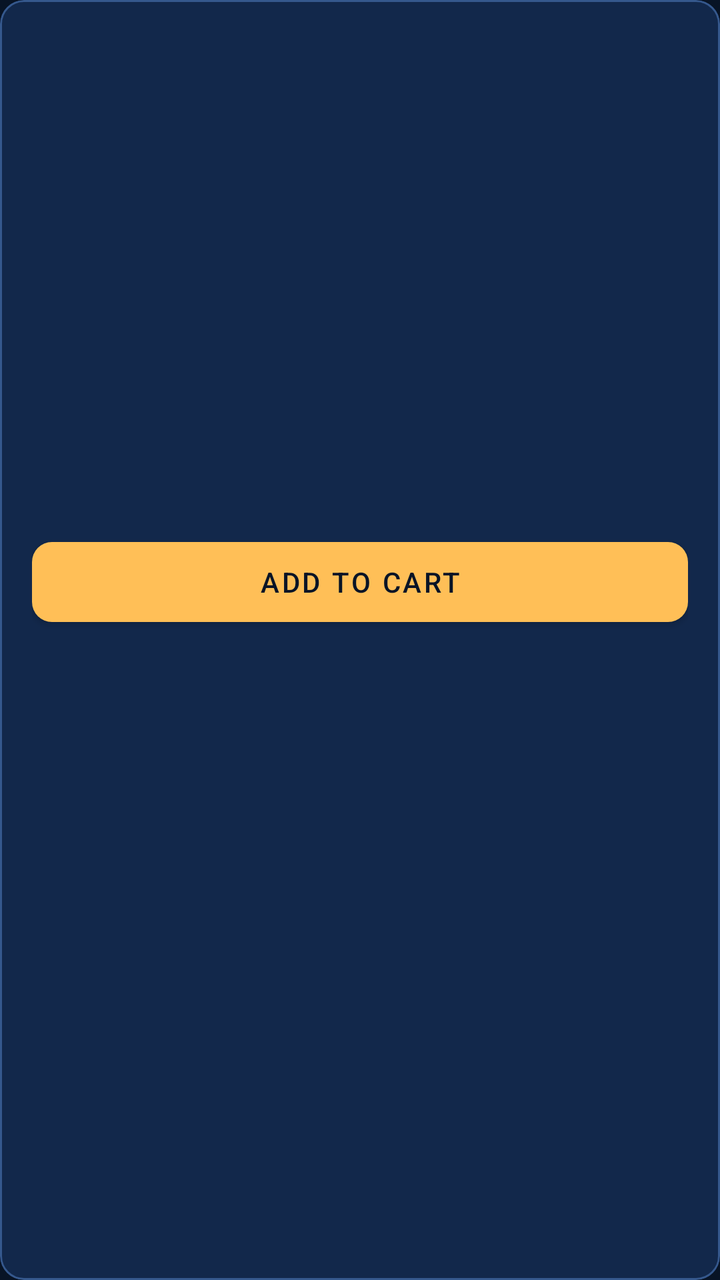
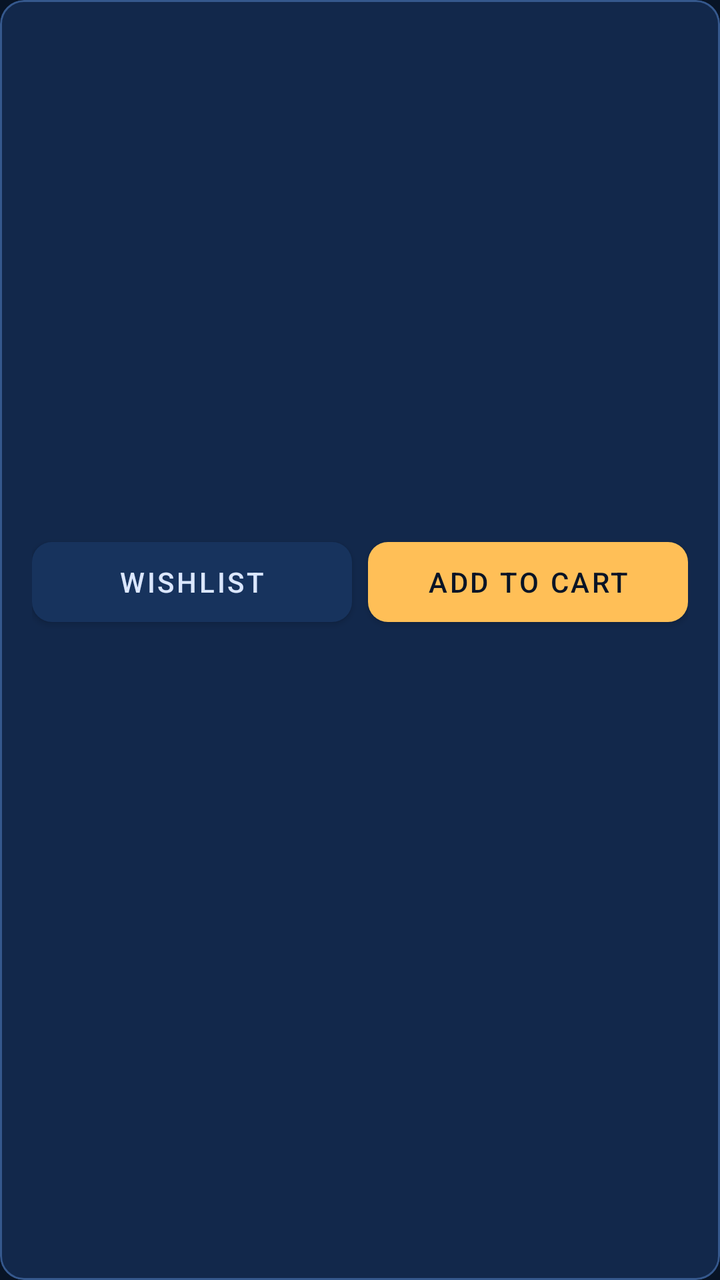

Compare the two renders of this Android layout. The source of the first and the diff that turns it into the second are given below.
<!-- AndroidManifest.xml: application theme Theme.Lebyy -->
<!-- res/layout/item_product.xml -->
<?xml version="1.0" encoding="utf-8"?>
<com.google.android.material.card.MaterialCardView xmlns:android="http://schemas.android.com/apk/res/android"
    xmlns:app="http://schemas.android.com/apk/res-auto"
    android:layout_width="match_parent"
    android:layout_height="wrap_content"
    android:layout_marginBottom="12dp"
    android:contentDescription="test-ProductCard"
    app:cardBackgroundColor="@color/lebyy_surface"
    app:cardCornerRadius="12dp"
    app:cardElevation="0dp"
    app:strokeColor="@color/lebyy_line"
    app:strokeWidth="1dp">

    <LinearLayout
        android:layout_width="match_parent"
        android:layout_height="wrap_content"
        android:orientation="vertical">

        <ImageView
            android:id="@+id/productImage"
            android:layout_width="match_parent"
            android:layout_height="160dp"
            android:contentDescription="Product image"
            android:scaleType="centerCrop" />

        <LinearLayout
            android:layout_width="match_parent"
            android:layout_height="wrap_content"
            android:orientation="vertical"
            android:padding="16dp">

            <TextView
                android:id="@+id/productName"
                android:layout_width="match_parent"
                android:layout_height="wrap_content"
                android:textColor="@color/lebyy_text"
                android:textSize="18sp"
                android:textStyle="bold" />

            <TextView
                android:id="@+id/productPrice"
                android:layout_width="match_parent"
                android:layout_height="wrap_content"
                android:layout_marginTop="4dp"
                android:textColor="@color/lebyy_accent"
                android:textSize="16sp" />

            <TextView
                android:id="@+id/productDesc"
                android:layout_width="match_parent"
                android:layout_height="wrap_content"
                android:layout_marginTop="8dp"
                android:maxLines="2"
                android:ellipsize="end"
                android:textColor="@color/lebyy_muted"
                android:textSize="14sp" />

            <com.google.android.material.button.MaterialButton
                android:id="@+id/buttonAddToCart"
                android:layout_width="match_parent"
                android:layout_height="52dp"
                android:layout_marginTop="12dp"
                android:contentDescription="test-ADD TO CART"
                android:text="@string/add_to_cart"
                android:textAllCaps="true"
                android:textColor="@color/lebyy_bg"
                app:backgroundTint="@color/lebyy_accent"
                app:cornerRadius="10dp" />
        </LinearLayout>
    </LinearLayout>
</com.google.android.material.card.MaterialCardView>
<!-- resources referenced by this layout -->
<resources>
  <color name="lebyy_accent">#FFBF57</color>
  <color name="lebyy_bg">#081426</color>
  <color name="lebyy_line">#35588D</color>
  <color name="lebyy_muted">#90AAD6</color>
  <color name="lebyy_surface">#12284B</color>
  <color name="lebyy_text">#DBE7FF</color>
  <string name="add_to_cart">ADD TO CART</string>
  <style name="Theme.Lebyy" parent="Theme.MaterialComponents.DayNight.NoActionBar">
          <item name="colorPrimary">@color/lebyy_primary</item>
          <item name="colorPrimaryVariant">@color/lebyy_bg_2</item>
          <item name="colorSecondary">@color/lebyy_accent</item>
          <item name="colorOnPrimary">@color/lebyy_bg</item>
          <item name="colorOnSecondary">@color/lebyy_bg</item>
          <item name="android:statusBarColor">@color/lebyy_bg</item>
          <item name="android:navigationBarColor">@color/lebyy_bg</item>
          <item name="android:windowBackground">@color/lebyy_bg</item>
          <item name="android:textColorPrimary">@color/lebyy_text</item>
          <item name="android:textColorSecondary">@color/lebyy_muted</item>
          <item name="colorControlNormal">@color/lebyy_muted</item>
          <item name="colorControlActivated">@color/lebyy_primary</item>
          <item name="materialButtonStyle">@style/Widget.Lebyy.Button</item>
          <item name="materialAlertDialogTheme">@style/ThemeOverlay.Lebyy.Dialog</item>
          <item name="alertDialogTheme">@style/ThemeOverlay.Lebyy.Dialog</item>
      </style>
  <color name="lebyy_primary">#42C6FF</color>
  <color name="lebyy_bg_2">#0D1F3A</color>
  <style name="Widget.Lebyy.Button" parent="Widget.MaterialComponents.Button">
          <item name="backgroundTint">@color/lebyy_accent</item>
          <item name="android:textColor">@color/lebyy_bg</item>
          <item name="cornerRadius">12dp</item>
      </style>
  <style name="ThemeOverlay.Lebyy.Dialog" parent="ThemeOverlay.MaterialComponents.MaterialAlertDialog">
          <item name="colorPrimary">@color/lebyy_primary</item>
          <item name="colorSurface">@color/white</item>
          <item name="colorOnSurface">#0F2144</item>
          <item name="android:background">@color/white</item>
          <item name="materialAlertDialogTitleTextStyle">@style/Lebyy.Dialog.Title</item>
          <item name="materialAlertDialogBodyTextStyle">@style/Lebyy.Dialog.Body</item>
          <item name="buttonBarPositiveButtonStyle">@style/Lebyy.Dialog.Button</item>
          <item name="buttonBarNegativeButtonStyle">@style/Lebyy.Dialog.Button</item>
      </style>
  <color name="white">#FFFFFF</color>
  <style name="Lebyy.Dialog.Title" parent="MaterialAlertDialog.MaterialComponents.Title.Text">
          <item name="android:textColor">#0F2144</item>
          <item name="android:textSize">18sp</item>
          <item name="android:textStyle">bold</item>
      </style>
  <style name="Lebyy.Dialog.Body" parent="MaterialAlertDialog.MaterialComponents.Body.Text">
          <item name="android:textColor">#1F3A5F</item>
          <item name="android:textSize">15sp</item>
      </style>
  <style name="Lebyy.Dialog.Button" parent="Widget.MaterialComponents.Button.TextButton.Dialog">
          <item name="android:textColor">@color/lebyy_primary_2</item>
          <item name="android:textStyle">bold</item>
      </style>
  <color name="lebyy_primary_2">#6E8BFF</color>
</resources>

<!-- the commit's change to res/layout/item_product.xml (unified diff, before → after) -->
@@ -55,17 +55,35 @@
                 android:textColor="@color/lebyy_muted"
                 android:textSize="14sp" />
 
+            <LinearLayout
+                android:layout_width="match_parent"
+                android:layout_height="wrap_content"
+                android:layout_marginTop="12dp"
+                android:orientation="horizontal">
+                <com.google.android.material.button.MaterialButton
+                    android:id="@+id/buttonWishlist"
+                    android:layout_width="0dp"
+                    android:layout_height="52dp"
+                    android:layout_marginEnd="8dp"
+                    android:layout_weight="1"
+                    android:contentDescription="test-WISHLIST"
+                    android:text="WISHLIST"
+                    android:textAllCaps="true"
+                    android:textColor="@color/lebyy_text"
+                    app:backgroundTint="@color/lebyy_surface_2"
+                    app:cornerRadius="10dp" />
             <com.google.android.material.button.MaterialButton
                 android:id="@+id/buttonAddToCart"
-                android:layout_width="match_parent"
+                android:layout_width="0dp"
+                android:layout_weight="1"
                 android:layout_height="52dp"
-                android:layout_marginTop="12dp"
                 android:contentDescription="test-ADD TO CART"
                 android:text="@string/add_to_cart"
                 android:textAllCaps="true"
                 android:textColor="@color/lebyy_bg"
                 app:backgroundTint="@color/lebyy_accent"
                 app:cornerRadius="10dp" />
+            </LinearLayout>
         </LinearLayout>
     </LinearLayout>
 </com.google.android.material.card.MaterialCardView>
<!-- resource entries referenced after the edit -->
@@ -5,6 +5,7 @@
   <color name="lebyy_line">#35588D</color>
   <color name="lebyy_muted">#90AAD6</color>
   <color name="lebyy_surface">#12284B</color>
+  <color name="lebyy_surface_2">#17335D</color>
   <color name="lebyy_text">#DBE7FF</color>
   <string name="add_to_cart">ADD TO CART</string>
   <style name="Theme.Lebyy" parent="Theme.MaterialComponents.DayNight.NoActionBar">
